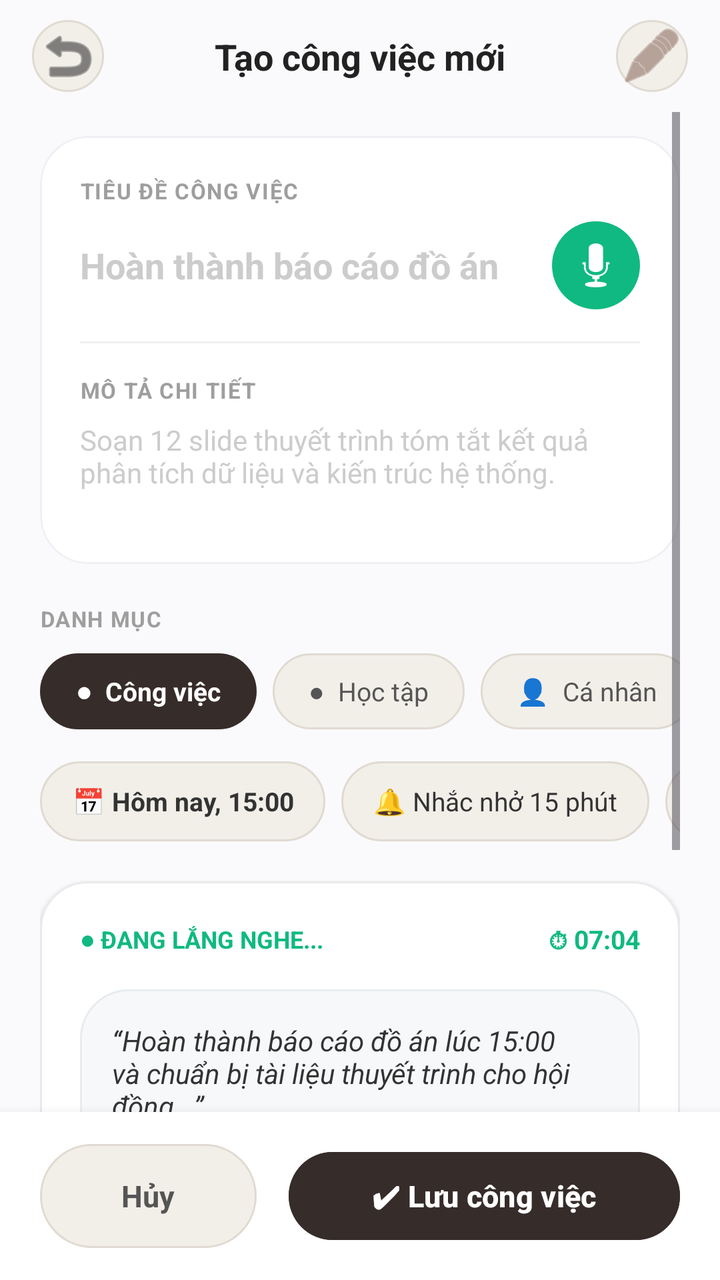
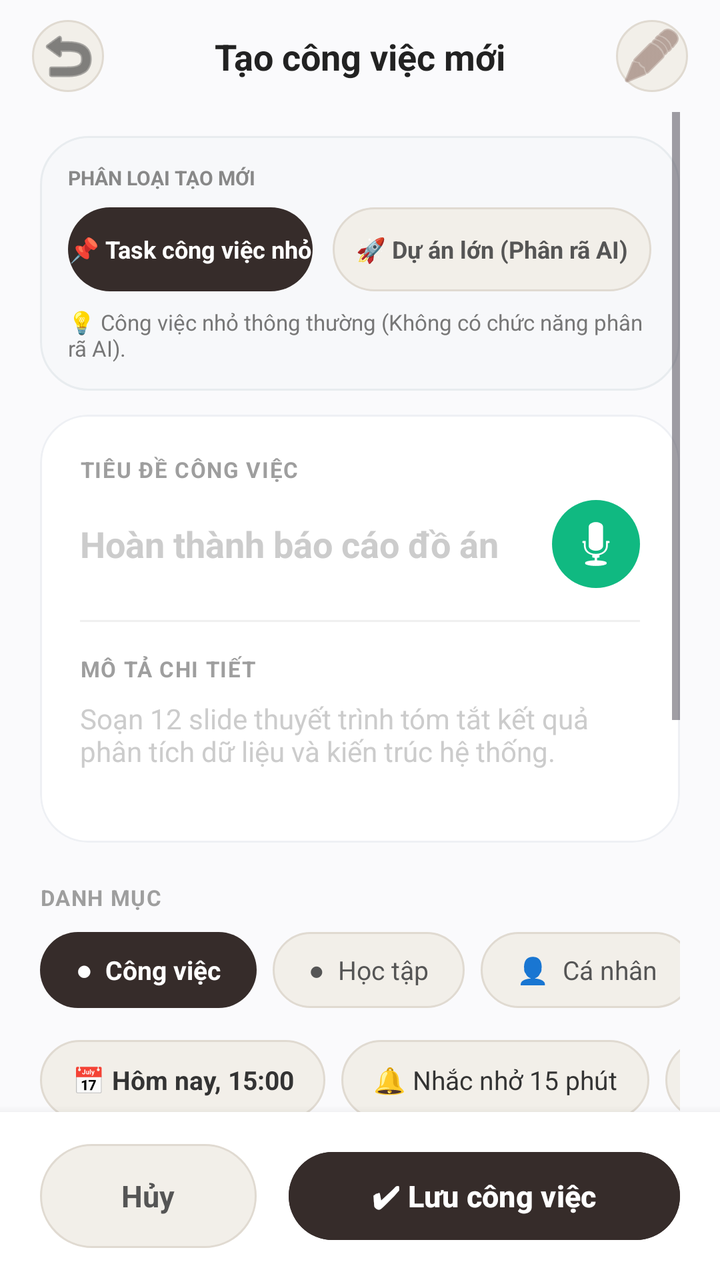

Two renders of the same Android screen: before a commit and after it. Below are the layout's source before the change and the commit's diff.
<!-- AndroidManifest.xml: application theme Theme.MyApplication -->
<!-- res/layout/activity_add_task.xml -->
<?xml version="1.0" encoding="utf-8"?>
<androidx.constraintlayout.widget.ConstraintLayout
    xmlns:android="http://schemas.android.com/apk/res/android"
    xmlns:app="http://schemas.android.com/apk/res-auto"
    xmlns:tools="http://schemas.android.com/tools"
    android:layout_width="match_parent"
    android:layout_height="match_parent"
    android:background="#FAFAFC"
    tools:context=".ui.task.AddTaskActivity">

    
    <androidx.constraintlayout.widget.ConstraintLayout
        android:id="@+id/headerLayout"
        android:layout_width="match_parent"
        android:layout_height="56dp"
        android:paddingHorizontal="16dp"
        app:layout_constraintTop_toTopOf="parent">

        <ImageButton
            android:id="@+id/btnBack"
            android:layout_width="36dp"
            android:layout_height="36dp"
            android:background="@drawable/bg_pill_light"
            android:src="@android:drawable/ic_menu_revert"
            app:tint="#333333"
            app:layout_constraintBottom_toBottomOf="parent"
            app:layout_constraintStart_toStartOf="parent"
            app:layout_constraintTop_toTopOf="parent" />

        <TextView
            android:id="@+id/tvHeaderTitle"
            android:layout_width="wrap_content"
            android:layout_height="wrap_content"
            android:text="Tạo công việc mới"
            android:textColor="#222222"
            android:textSize="18sp"
            android:textStyle="bold"
            app:layout_constraintBottom_toBottomOf="parent"
            app:layout_constraintEnd_toEndOf="parent"
            app:layout_constraintStart_toStartOf="parent"
            app:layout_constraintTop_toTopOf="parent" />

        <ImageButton
            android:id="@+id/btnAiAssist"
            android:layout_width="36dp"
            android:layout_height="36dp"
            android:background="@drawable/bg_pill_light"
            android:src="@android:drawable/ic_menu_edit"
            app:tint="#8D6E63"
            app:layout_constraintBottom_toBottomOf="parent"
            app:layout_constraintEnd_toEndOf="parent"
            app:layout_constraintTop_toTopOf="parent" />
    </androidx.constraintlayout.widget.ConstraintLayout>

    
    <ScrollView
        android:id="@+id/scrollView"
        android:layout_width="match_parent"
        android:layout_height="0dp"
        android:clipToPadding="false"
        android:paddingHorizontal="20dp"
        android:paddingBottom="20dp"
        app:layout_constraintBottom_toTopOf="@id/bottomActionsLayout"
        app:layout_constraintTop_toBottomOf="@id/headerLayout">

        <LinearLayout
            android:layout_width="match_parent"
            android:layout_height="wrap_content"
            android:orientation="vertical">

            
            <com.google.android.material.card.MaterialCardView
                android:layout_width="match_parent"
                android:layout_height="wrap_content"
                android:layout_marginTop="12dp"
                app:cardBackgroundColor="#FFFFFF"
                app:cardCornerRadius="24dp"
                app:cardElevation="0dp"
                app:strokeColor="#EEF0F4"
                app:strokeWidth="1dp">

                <LinearLayout
                    android:layout_width="match_parent"
                    android:layout_height="wrap_content"
                    android:orientation="vertical"
                    android:padding="20dp">

                    
                    <TextView
                        android:layout_width="wrap_content"
                        android:layout_height="wrap_content"
                        android:text="TIÊU ĐỀ CÔNG VIỆC"
                        android:textColor="#9E9E9E"
                        android:textSize="11sp"
                        android:textStyle="bold"
                        android:letterSpacing="0.05" />

                    
                    <LinearLayout
                        android:layout_width="match_parent"
                        android:layout_height="wrap_content"
                        android:layout_marginTop="8dp"
                        android:gravity="center_vertical"
                        android:orientation="horizontal">

                        <EditText
                            android:id="@+id/edtTaskTitle"
                            android:layout_width="0dp"
                            android:layout_height="wrap_content"
                            android:layout_weight="1"
                            android:background="@null"
                            android:hint="Hoàn thành báo cáo đồ án"
                            android:inputType="text|textNoSuggestions"
                            android:imeOptions="actionNext"
                            android:textColor="#222222"
                            android:textColorHint="#CCCCCC"
                            android:textSize="18sp"
                            android:textStyle="bold" />

                        <ImageButton
                            android:id="@+id/btnQuickMic"
                            android:layout_width="44dp"
                            android:layout_height="44dp"
                            android:layout_marginStart="12dp"
                            android:background="@drawable/bg_circle_teal"
                            android:src="@android:drawable/ic_btn_speak_now"
                            app:tint="#FFFFFF" />
                    </LinearLayout>

                    <View
                        android:layout_width="match_parent"
                        android:layout_height="1dp"
                        android:layout_marginVertical="16dp"
                        android:background="#F0F0F0" />

                    
                    <TextView
                        android:layout_width="wrap_content"
                        android:layout_height="wrap_content"
                        android:text="MÔ TẢ CHI TIẾT"
                        android:textColor="#9E9E9E"
                        android:textSize="11sp"
                        android:textStyle="bold"
                        android:letterSpacing="0.05" />

                    <EditText
                        android:id="@+id/edtDescription"
                        android:layout_width="match_parent"
                        android:layout_height="wrap_content"
                        android:layout_marginTop="8dp"
                        android:background="@null"
                        android:hint="Soạn 12 slide thuyết trình tóm tắt kết quả phân tích dữ liệu và kiến trúc hệ thống."
                        android:inputType="textMultiLine|textNoSuggestions"
                        android:gravity="top|start"
                        android:minLines="3"
                        android:textColor="#444444"
                        android:textColorHint="#CCCCCC"
                        android:textSize="14sp" />
                </LinearLayout>
            </com.google.android.material.card.MaterialCardView>

            
            <TextView
                android:layout_width="wrap_content"
                android:layout_height="wrap_content"
                android:layout_marginTop="20dp"
                android:text="DANH MỤC"
                android:textColor="#9E9E9E"
                android:textSize="11sp"
                android:textStyle="bold"
                android:letterSpacing="0.05" />

            
            <HorizontalScrollView
                android:layout_width="match_parent"
                android:layout_height="wrap_content"
                android:layout_marginTop="10dp"
                android:scrollbars="none">

                <LinearLayout
                    android:id="@+id/layoutCategoryChips"
                    android:layout_width="wrap_content"
                    android:layout_height="wrap_content"
                    android:gravity="center_vertical"
                    android:orientation="horizontal">

                    
                    <TextView
                        android:id="@+id/chipCatWork"
                        android:layout_width="wrap_content"
                        android:layout_height="38dp"
                        android:background="@drawable/bg_pill_brown"
                        android:gravity="center"
                        android:paddingHorizontal="18dp"
                        android:text="●  Công việc"
                        android:textColor="#FFFFFF"
                        android:textSize="13sp"
                        android:textStyle="bold" />

                    
                    <TextView
                        android:id="@+id/chipCatStudy"
                        android:layout_width="wrap_content"
                        android:layout_height="38dp"
                        android:layout_marginStart="8dp"
                        android:background="@drawable/bg_pill_light"
                        android:gravity="center"
                        android:paddingHorizontal="18dp"
                        android:text="●  Học tập"
                        android:textColor="#555555"
                        android:textSize="13sp" />

                    
                    <TextView
                        android:id="@+id/chipCatPersonal"
                        android:layout_width="wrap_content"
                        android:layout_height="38dp"
                        android:layout_marginStart="8dp"
                        android:background="@drawable/bg_pill_light"
                        android:gravity="center"
                        android:paddingHorizontal="18dp"
                        android:text="👤  Cá nhân"
                        android:textColor="#555555"
                        android:textSize="13sp" />

                    
                    <TextView
                        android:id="@+id/chipCatAdd"
                        android:layout_width="38dp"
                        android:layout_height="38dp"
                        android:layout_marginStart="8dp"
                        android:background="@drawable/bg_pill_light"
                        android:gravity="center"
                        android:text="+"
                        android:textColor="#555555"
                        android:textSize="18sp"
                        android:textStyle="bold" />
                </LinearLayout>
            </HorizontalScrollView>

            
            <Spinner
                android:id="@+id/spinnerCategory"
                android:layout_width="match_parent"
                android:layout_height="1dp"
                android:visibility="gone" />

            
            <HorizontalScrollView
                android:layout_width="match_parent"
                android:layout_height="wrap_content"
                android:layout_marginTop="16dp"
                android:scrollbars="none">

                <LinearLayout
                    android:layout_width="wrap_content"
                    android:layout_height="wrap_content"
                    android:orientation="horizontal">

                    
                    <TextView
                        android:id="@+id/tvSelectDate"
                        android:layout_width="wrap_content"
                        android:layout_height="40dp"
                        android:background="@drawable/bg_pill_light"
                        android:gravity="center"
                        android:paddingHorizontal="16dp"
                        android:text="📅 Hôm nay, 15:00"
                        android:textColor="#333333"
                        android:textSize="13sp"
                        android:textStyle="bold" />

                    
                    <TextView
                        android:id="@+id/tvSelectTime"
                        android:layout_width="wrap_content"
                        android:layout_height="40dp"
                        android:layout_marginStart="8dp"
                        android:background="@drawable/bg_pill_light"
                        android:gravity="center"
                        android:paddingHorizontal="16dp"
                        android:text="🔔 Nhắc nhở 15 phút"
                        android:textColor="#333333"
                        android:textSize="13sp" />

                    
                    <TextView
                        android:id="@+id/tvPriority"
                        android:layout_width="wrap_content"
                        android:layout_height="40dp"
                        android:layout_marginStart="8dp"
                        android:background="@drawable/bg_pill_light"
                        android:gravity="center"
                        android:paddingHorizontal="16dp"
                        android:text="🚩 Ưu 1"
                        android:textColor="#E53935"
                        android:textSize="13sp"
                        android:textStyle="bold" />
                </LinearLayout>
            </HorizontalScrollView>

            
            <com.google.android.material.card.MaterialCardView
                android:id="@+id/cardVoiceBox"
                android:layout_width="match_parent"
                android:layout_height="wrap_content"
                android:layout_marginTop="20dp"
                app:cardBackgroundColor="#FFFFFF"
                app:cardCornerRadius="24dp"
                app:cardElevation="2dp"
                app:strokeColor="#EAEAEA"
                app:strokeWidth="1dp">

                <LinearLayout
                    android:layout_width="match_parent"
                    android:layout_height="wrap_content"
                    android:orientation="vertical"
                    android:padding="20dp">

                    
                    <LinearLayout
                        android:layout_width="match_parent"
                        android:layout_height="wrap_content"
                        android:gravity="center_vertical"
                        android:orientation="horizontal">

                        <TextView
                            android:id="@+id/tvVoiceStatus"
                            android:layout_width="0dp"
                            android:layout_height="wrap_content"
                            android:layout_weight="1"
                            android:text="● ĐANG LẮNG NGHE..."
                            android:textColor="#10B981"
                            android:textSize="12sp"
                            android:textStyle="bold" />

                        <TextView
                            android:id="@+id/tvVoiceTimer"
                            android:layout_width="wrap_content"
                            android:layout_height="wrap_content"
                            android:text="⏱ 07:04"
                            android:textColor="#10B981"
                            android:textSize="13sp"
                            android:textStyle="bold" />
                    </LinearLayout>

                    
                    <TextView
                        android:id="@+id/tvTranscribedText"
                        android:layout_width="match_parent"
                        android:layout_height="wrap_content"
                        android:layout_marginTop="16dp"
                        android:background="@drawable/bg_voice_card"
                        android:padding="16dp"
                        android:text="“Hoàn thành báo cáo đồ án lúc 15:00 và chuẩn bị tài liệu thuyết trình cho hội đồng...”"
                        android:textColor="#333333"
                        android:textSize="14sp"
                        android:textStyle="italic" />

                    
                    <LinearLayout
                        android:id="@+id/layoutWaveform"
                        android:layout_width="match_parent"
                        android:layout_height="28dp"
                        android:layout_marginTop="16dp"
                        android:gravity="center"
                        android:orientation="horizontal">

                        
                        <View android:layout_width="3dp" android:layout_height="12dp" android:layout_marginHorizontal="2dp" android:background="#10B981" />
                        <View android:layout_width="3dp" android:layout_height="22dp" android:layout_marginHorizontal="2dp" android:background="#10B981" />
                        <View android:layout_width="3dp" android:layout_height="16dp" android:layout_marginHorizontal="2dp" android:background="#10B981" />
                        <View android:layout_width="3dp" android:layout_height="28dp" android:layout_marginHorizontal="2dp" android:background="#10B981" />
                        <View android:layout_width="3dp" android:layout_height="18dp" android:layout_marginHorizontal="2dp" android:background="#10B981" />
                        <View android:layout_width="3dp" android:layout_height="24dp" android:layout_marginHorizontal="2dp" android:background="#10B981" />
                        <View android:layout_width="3dp" android:layout_height="10dp" android:layout_marginHorizontal="2dp" android:background="#10B981" />
                        <View android:layout_width="3dp" android:layout_height="20dp" android:layout_marginHorizontal="2dp" android:background="#10B981" />
                        <View android:layout_width="3dp" android:layout_height="14dp" android:layout_marginHorizontal="2dp" android:background="#10B981" />
                    </LinearLayout>

                    
                    <LinearLayout
                        android:layout_width="match_parent"
                        android:layout_height="wrap_content"
                        android:layout_marginTop="16dp"
                        android:gravity="center_vertical"
                        android:orientation="horizontal">

                        <TextView
                            android:id="@+id/btnVoiceClear"
                            android:layout_width="0dp"
                            android:layout_height="40dp"
                            android:layout_weight="1"
                            android:background="@drawable/bg_pill_light"
                            android:gravity="center"
                            android:text="🗑 Xóa"
                            android:textColor="#777777"
                            android:textSize="13sp"
                            android:textStyle="bold" />

                        <ImageButton
                            android:id="@+id/btnVoiceToggle"
                            android:layout_width="48dp"
                            android:layout_height="48dp"
                            android:layout_marginHorizontal="16dp"
                            android:background="@drawable/bg_circle_teal"
                            android:src="@android:drawable/ic_media_pause"
                            app:tint="#FFFFFF" />

                        <TextView
                            android:id="@+id/btnVoiceApply"
                            android:layout_width="0dp"
                            android:layout_height="40dp"
                            android:layout_weight="1"
                            android:background="@drawable/bg_pill_light"
                            android:gravity="center"
                            android:text="✓ Áp dụng"
                            android:textColor="#10B981"
                            android:textSize="13sp"
                            android:textStyle="bold" />
                    </LinearLayout>
                </LinearLayout>
            </com.google.android.material.card.MaterialCardView>

            
            <EditText
                android:id="@+id/edtLocation"
                android:layout_width="match_parent"
                android:layout_height="1dp"
                android:visibility="gone" />

        </LinearLayout>
    </ScrollView>

    
    <LinearLayout
        android:id="@+id/bottomActionsLayout"
        android:layout_width="match_parent"
        android:layout_height="wrap_content"
        android:background="#FFFFFF"
        android:elevation="8dp"
        android:orientation="horizontal"
        android:paddingHorizontal="20dp"
        android:paddingVertical="16dp"
        app:layout_constraintBottom_toBottomOf="parent">

        <TextView
            android:id="@+id/tvCancel"
            android:layout_width="0dp"
            android:layout_height="52dp"
            android:layout_weight="1"
            android:background="@drawable/bg_pill_light"
            android:gravity="center"
            android:text="Hủy"
            android:textColor="#555555"
            android:textSize="15sp"
            android:textStyle="bold" />

        <Button
            android:id="@+id/btnSave"
            android:layout_width="0dp"
            android:layout_height="52dp"
            android:layout_marginStart="16dp"
            android:layout_weight="1.8"
            android:backgroundTint="#362C2A"
            android:text="✔ Lưu công việc"
            android:textColor="#FFFFFF"
            android:textSize="15sp"
            android:textStyle="bold"
            app:cornerRadius="26dp" />
    </LinearLayout>

</androidx.constraintlayout.widget.ConstraintLayout>
<!-- resources referenced by this layout -->
<resources>
  <!-- drawable bg_circle_teal (drawable) -->
  <?xml version="1.0" encoding="utf-8"?>
  <shape xmlns:android="http://schemas.android.com/apk/res/android"
      android:shape="oval">
      <solid android:color="#10B981" />
  </shape>
  <!-- drawable bg_pill_brown (drawable) -->
  <?xml version="1.0" encoding="utf-8"?>
  <shape xmlns:android="http://schemas.android.com/apk/res/android"
      android:shape="rectangle">
      <corners android:radius="100dp" />
      <solid android:color="#362C2A" />
  </shape>
  <!-- drawable bg_pill_light (drawable) -->
  <?xml version="1.0" encoding="utf-8"?>
  <shape xmlns:android="http://schemas.android.com/apk/res/android"
      android:shape="rectangle">
      <corners android:radius="100dp" />
      <solid android:color="#F2EFE9" />
      <stroke android:width="1dp" android:color="#E0DAD1" />
  </shape>
  <!-- drawable bg_voice_card (drawable) -->
  <?xml version="1.0" encoding="utf-8"?>
  <shape xmlns:android="http://schemas.android.com/apk/res/android"
      android:shape="rectangle">
      <corners android:radius="24dp" />
      <solid android:color="#F7F8FA" />
      <stroke android:width="1dp" android:color="#E8ECEF" />
  </shape>
  <style name="Theme.MyApplication" parent="Base.Theme.MyApplication" />
  <style name="Base.Theme.MyApplication" parent="Theme.Material3.DayNight.NoActionBar">
          
          
      </style>
</resources>

<!-- the commit's change to res/layout/activity_add_task.xml (unified diff, before → after) -->
@@ -67,6 +67,67 @@
             android:layout_width="match_parent"
             android:layout_height="wrap_content"
             android:orientation="vertical">
+
+            
+            <LinearLayout
+                android:layout_width="match_parent"
+                android:layout_height="wrap_content"
+                android:layout_marginTop="12dp"
+                android:background="@drawable/bg_voice_card"
+                android:orientation="vertical"
+                android:padding="14dp">
+
+                <TextView
+                    android:layout_width="wrap_content"
+                    android:layout_height="wrap_content"
+                    android:text="PHÂN LOẠI TẠO MỚI"
+                    android:textColor="#888888"
+                    android:textSize="10sp"
+                    android:textStyle="bold" />
+
+                <LinearLayout
+                    android:layout_width="match_parent"
+                    android:layout_height="wrap_content"
+                    android:layout_marginTop="8dp"
+                    android:orientation="horizontal">
+
+                    
+                    <TextView
+                        android:id="@+id/chipTypeSmallTask"
+                        android:layout_width="0dp"
+                        android:layout_height="42dp"
+                        android:layout_weight="1"
+                        android:background="@drawable/bg_pill_brown"
+                        android:gravity="center"
+                        android:text="📌 Task công việc nhỏ"
+                        android:textColor="#FFFFFF"
+                        android:textSize="12sp"
+                        android:textStyle="bold" />
+
+                    
+                    <TextView
+                        android:id="@+id/chipTypeLargeProject"
+                        android:layout_width="0dp"
+                        android:layout_height="42dp"
+                        android:layout_marginStart="10dp"
+                        android:layout_weight="1.3"
+                        android:background="@drawable/bg_pill_light"
+                        android:gravity="center"
+                        android:text="🚀 Dự án lớn (Phân rã AI)"
+                        android:textColor="#555555"
+                        android:textSize="12sp"
+                        android:textStyle="bold" />
+                </LinearLayout>
+
+                <TextView
+                    android:id="@+id/tvTypeHint"
+                    android:layout_width="match_parent"
+                    android:layout_height="wrap_content"
+                    android:layout_marginTop="8dp"
+                    android:text="💡 Công việc nhỏ thông thường (Không có chức năng phân rã AI)."
+                    android:textColor="#777777"
+                    android:textSize="11sp" />
+            </LinearLayout>
 
             
             <com.google.android.material.card.MaterialCardView
